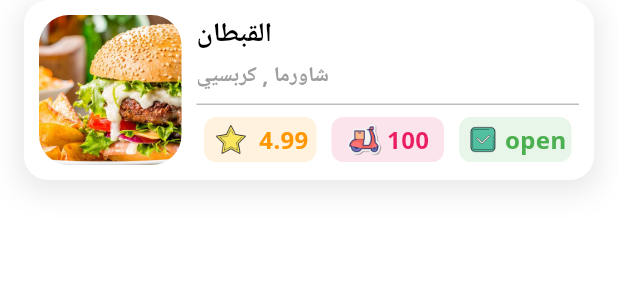
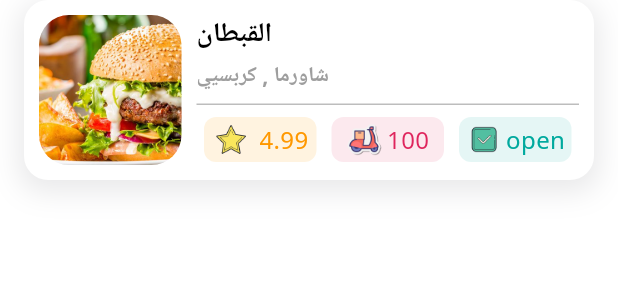
Before and after one commit to alikanj10/untitled3, a Flutter app: the CardForDetilseEcommersAndResturant widget shown alone on an empty page, opened directly, on a phone screen of 412 x 824 dp. Shown: the top 300 px of the screen. Run offline on Flutter 3.47's test engine with Material 3 defaults, Android fonts, the phone set to English and light mode, and no system bars; our stand-ins replace carousel_slider, connectivity_plus, device_info_plus, figma_squircle, geocoding, geolocator and 3 more; missing offline and left inert: onesignal_flutter; accounts and stored records are empty.

```diff
--- a/lib/SECREEN/App/HOME_TAP/Restaurant_New_Page.dart
+++ b/lib/SECREEN/App/HOME_TAP/Restaurant_New_Page.dart
@@ -1,3 +1,5 @@
+// ignore_for_file: prefer_const_constructors
+
 import 'package:flutter/material.dart';
 import 'package:untitled3/ImageAseets.dart';
 import 'package:untitled3/SECREEN/App/HOME_TAP/ProdactInforamtionRestaurants_New_Page.dart';
--- a/lib/VIEW/CardForDetilesShopeAndRestarant.dart
+++ b/lib/VIEW/CardForDetilesShopeAndRestarant.dart
@@ -1,5 +1,8 @@
+// ignore_for_file: prefer_const_constructors
+
 import 'package:flutter/material.dart';
 import 'package:untitled3/ImageAseets.dart';
+import 'package:untitled3/MODELS/CLASESS/KH_Themes.dart';
 import 'package:untitled3/VIEW/KH_Componants.dart';
 
 //@@@@@@@@@@@@@@@@@@@@@@@@@@@@@@@@@@@@@@@@@@@@@@@@@@@@@@@@@@@@@@@@@@@@@@@@@@//
@@ -16,15 +19,16 @@ class CardForDetilseEcommersAndResturant extends StatelessWidget {
   final String evaluationNumber;
   final String pricedelivry;
   final Function()? onTap;
-  const CardForDetilseEcommersAndResturant(
-      {super.key,
+  const CardForDetilseEcommersAndResturant({
+    super.key,
     required this.nameresturantorecommers,
     required this.contentRestOrEcomm,
     required this.openOrClosed,
     required this.image,
     required this.evaluationNumber,
     required this.pricedelivry,
-      required this.onTap});
+    required this.onTap,
+  });
 
 //@@@@@@@@@@@@@@@@@@@@@@@@@@@@@@@@@@@@@@@@@@@@@@@@@@@@@@@@@@@@@@@@@@@@@@@@@@//
 //@@@@@@@@@@@@@@@@@@@@@@       CardForDetilse       @@@@@@@@@@@@@@@@@@@@@@@@//
@@ -34,8 +38,8 @@ class CardForDetilseEcommersAndResturant extends StatelessWidget {
 
   @override
   Widget build(BuildContext context) {
-    // final _theme = Theme.of(context);
-    // final _KH_Colors = _theme.extension<KH_Colors>()!;
+    final _theme = Theme.of(context);
+    final _KH_Colors = _theme.extension<KH_Colors>()!;
     return InkWell(
       onTap: onTap,
       child: KH_ShadowCard(
@@ -67,7 +71,6 @@ class CardForDetilseEcommersAndResturant extends StatelessWidget {
             //@@@@@@@@//@@@@@@@@@//
 
             Expanded(
-              child: Container(
               child: Column(
                 crossAxisAlignment: CrossAxisAlignment.start,
                 mainAxisAlignment: MainAxisAlignment.start,
@@ -123,9 +126,9 @@ class CardForDetilseEcommersAndResturant extends StatelessWidget {
                               ),
                               Text(
                                 evaluationNumber,
-                                  style: TextStyle(
+                                style: _theme.textTheme.bodyMedium?.copyWith(
                                   color: Colors.orange,
-                                      fontWeight: FontWeight.bold),
+                                ),
                               )
                             ],
                           ),
@@ -138,7 +141,7 @@ class CardForDetilseEcommersAndResturant extends StatelessWidget {
                       Expanded(
                         child: KH_SplashedCard(
                           borderRadius: 8,
-                            bgColor: Colors.pink[50],
+                          bgColor: _KH_Colors.RedColor.withOpacity(0.1),
                           outsideMargin: 5,
                           height: 30,
                           child: Row(
@@ -153,9 +156,9 @@ class CardForDetilseEcommersAndResturant extends StatelessWidget {
                               ),
                               Text(
                                 pricedelivry,
-                                  style: TextStyle(
-                                      color: Colors.pink,
-                                      fontWeight: FontWeight.bold),
+                                style: _theme.textTheme.bodyMedium?.copyWith(
+                                  color: _KH_Colors.RedColor,
+                                ),
                               )
                             ],
                           ),
@@ -168,27 +171,29 @@ class CardForDetilseEcommersAndResturant extends StatelessWidget {
                       Expanded(
                         child: KH_SplashedCard(
                           borderRadius: 8,
-                            bgColor: Colors.green[50],
+                          bgColor: _KH_Colors.GreenColor.withOpacity(0.1),
                           outsideMargin: 5,
                           height: 30,
                           child: Row(
                             mainAxisAlignment: MainAxisAlignment.center,
                             children: [
-                                Container(
-                                  child: Image.asset(
+                              Image.asset(
                                 ImageAsset.checkbox,
                                 height: 25,
-                                  ),
                               ),
                               const SizedBox(
                                 width: 2,
                               ),
                               Text(
                                 openOrClosed,
-                                  style: TextStyle(
-                                      color: Colors.green,
-                                      fontWeight: FontWeight.bold),
-                                )
+                                style: _theme.textTheme.bodyMedium?.copyWith(
+                                  color: _KH_Colors.GreenColor,
+                                ),
+                                // TextStyle(
+                                //   color: Colors.green,
+                                //   fontWeight: FontWeight.bold,
+                                // ),
+                              ),
                             ],
                           ),
                         ),
@@ -198,7 +203,6 @@ class CardForDetilseEcommersAndResturant extends StatelessWidget {
                 ],
               ),
             ),
-            ),
           ],
         ),
       ),
```
Also changed, not shown: lib/SECREEN/App/HOME_TAP/ProdactInforamtionRestaurants_New_Page.dart (+5 -2 lines). Lines whose indentation alone changed are shown as unchanged.
